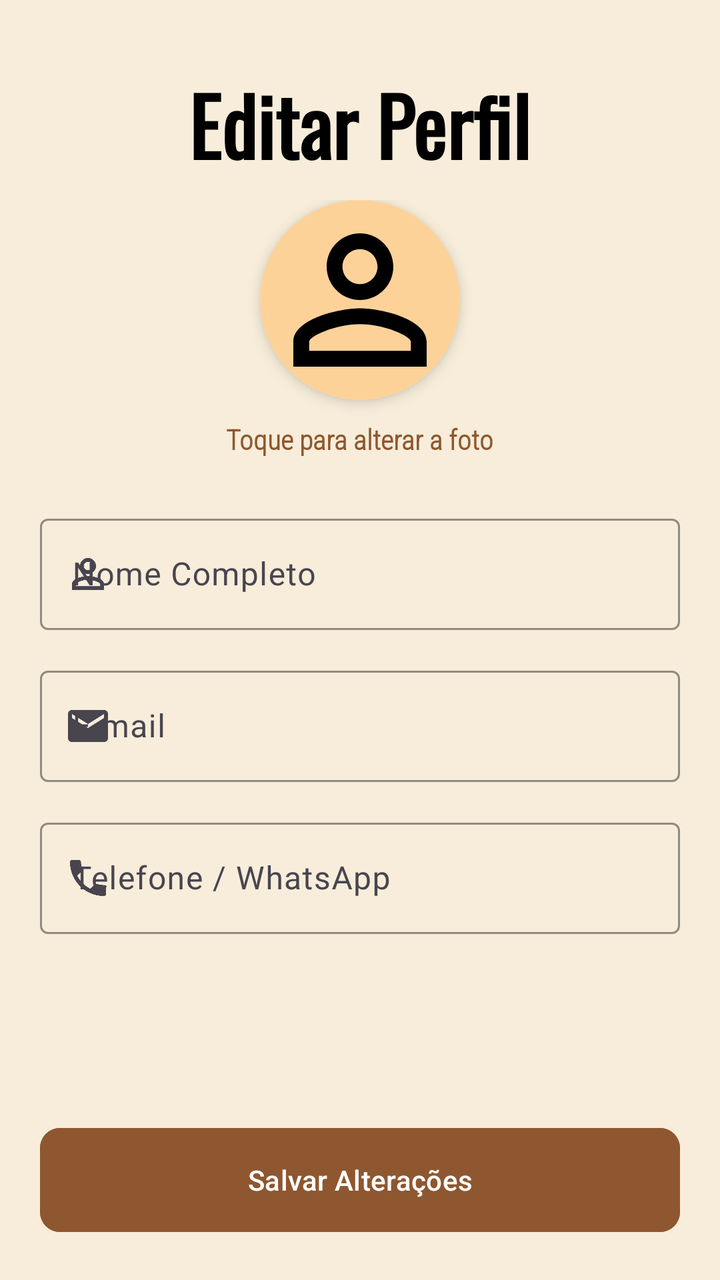
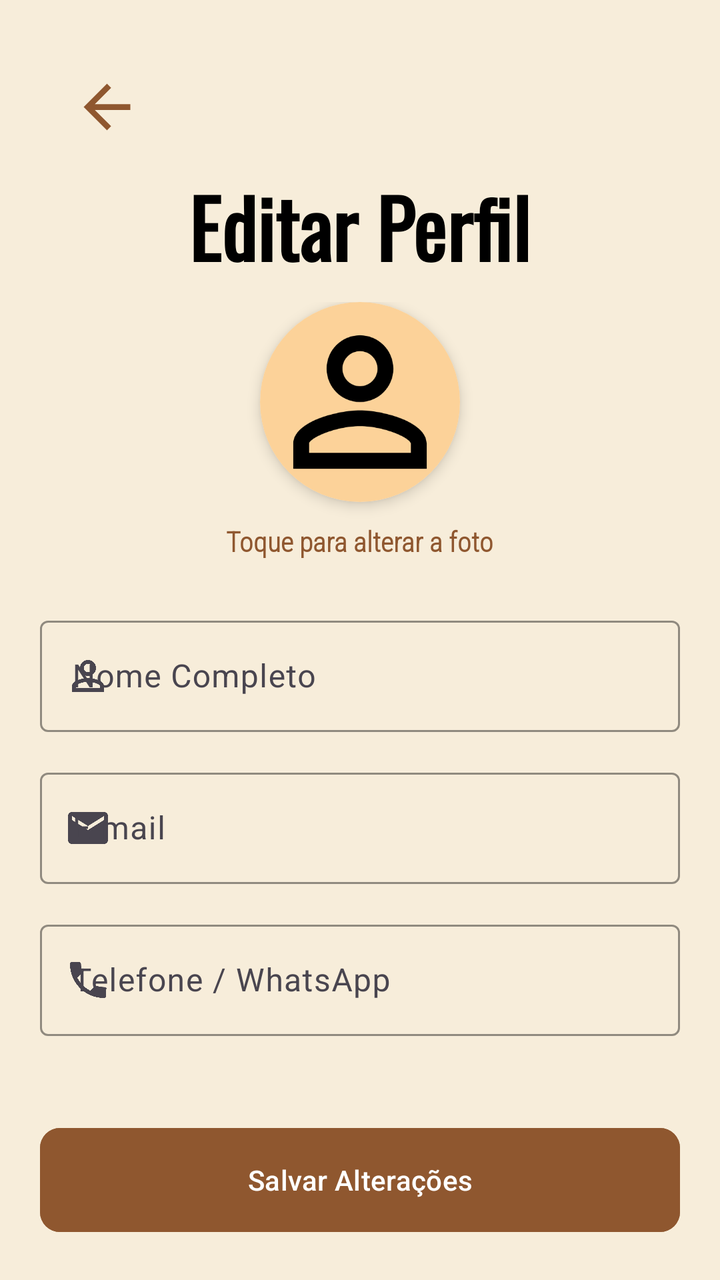

Before-and-after screenshots of an Android layout around one commit, followed by the original layout XML and the change that was made.
<!-- AndroidManifest.xml: application theme Theme.VangustApp -->
<!-- res/layout/editar_perfil_layout.xml -->
<?xml version="1.0" encoding="utf-8"?>
<ScrollView xmlns:android="http://schemas.android.com/apk/res/android"
    xmlns:app="http://schemas.android.com/apk/res-auto"
    xmlns:tools="http://schemas.android.com/tools"
    android:id="@+id/main"
    android:layout_width="match_parent"
    android:layout_height="match_parent"
    android:background="#F7EDDA"
    android:fillViewport="true"
    tools:context=".EditarPerfil">

    <LinearLayout
        android:layout_width="match_parent"
        android:layout_height="wrap_content"
        android:orientation="vertical"
        android:padding="20dp">

        
        <LinearLayout
            android:layout_width="match_parent"
            android:layout_height="80dp"
            android:gravity="center"
            android:orientation="vertical">

            <TextView
                android:layout_width="wrap_content"
                android:layout_height="wrap_content"
                android:fontFamily="@font/oswald_regular"
                android:text="Editar Perfil"
                android:textColor="@color/black"
                android:textSize="40sp"
                android:textStyle="bold" />
        </LinearLayout>

        
        <LinearLayout
            android:layout_width="match_parent"
            android:layout_height="wrap_content"
            android:layout_marginBottom="25dp"
            android:gravity="center"
            android:orientation="vertical">

            <androidx.cardview.widget.CardView
                android:layout_width="100dp"
                android:layout_height="100dp"
                android:layout_marginBottom="10dp"
                app:cardCornerRadius="50dp"
                app:cardElevation="4dp">

                <ImageView
                    android:id="@+id/imgEditarPerfil"
                    android:layout_width="match_parent"
                    android:layout_height="match_parent"
                    android:background="#FCD299"
                    android:scaleType="centerCrop"
                    android:src="@drawable/baseline_person_outline" />
            </androidx.cardview.widget.CardView>

            <TextView
                android:id="@+id/tvAlterarFoto"
                android:layout_width="wrap_content"
                android:layout_height="wrap_content"
                android:fontFamily="@font/roboto_condensed_light"
                android:text="Toque para alterar a foto"
                android:textColor="#8F572F"
                android:textStyle="bold" />
        </LinearLayout>

        
        
        <com.google.android.material.textfield.TextInputLayout
            android:layout_width="match_parent"
            android:layout_height="wrap_content"
            android:layout_marginBottom="15dp"
            android:hint="Nome Completo"
            app:boxStrokeColor="#8F572F"
            app:cursorColor="#8F572F"
            app:endIconMode="clear_text"
            app:hintTextColor="#8F572F"
            app:startIconDrawable="@drawable/baseline_person_outline">

            <com.google.android.material.textfield.TextInputEditText
                android:id="@+id/txEditarNome"
                android:layout_width="match_parent"
                android:layout_height="wrap_content"
                android:inputType="textPersonName"
                android:maxLength="50" />
        </com.google.android.material.textfield.TextInputLayout>

        
        <com.google.android.material.textfield.TextInputLayout
            android:layout_width="match_parent"
            android:layout_height="wrap_content"
            android:layout_marginBottom="15dp"
            android:hint="E-mail"
            app:startIconDrawable="@drawable/baseline_email"
            app:boxStrokeColor="#8F572F"
            app:cursorColor="#8F572F"
            app:endIconMode="clear_text"
            app:hintTextColor="#8F572F">

            
            <com.google.android.material.textfield.TextInputEditText
                android:id="@+id/txEditarEmail"
                android:layout_width="match_parent"
                android:layout_height="wrap_content"
                android:inputType="textEmailAddress"
                android:maxLength="50" />
        </com.google.android.material.textfield.TextInputLayout>

        
        <com.google.android.material.textfield.TextInputLayout
            android:layout_width="match_parent"
            android:layout_height="wrap_content"
            android:layout_marginBottom="25dp"
            android:hint="Telefone / WhatsApp"
            app:startIconDrawable="@drawable/baseline_phone"
            app:boxStrokeColor="#8F572F"
            app:cursorColor="#8F572F"
            app:endIconMode="clear_text"
            app:hintTextColor="#8F572F">

            
            <com.google.android.material.textfield.TextInputEditText
                android:id="@+id/txEditarTelefone"
                android:layout_width="match_parent"
                android:layout_height="wrap_content"
                android:inputType="phone"
                android:maxLength="15" />
        </com.google.android.material.textfield.TextInputLayout>

        
        <View
            android:layout_width="match_parent"
            android:layout_height="0dp"
            android:layout_weight="1" />

        
        <com.google.android.material.button.MaterialButton
            android:id="@+id/btnSalvarPerfil"
            android:layout_width="match_parent"
            android:layout_height="60dp"
            android:layout_marginTop="10dp"
            android:backgroundTint="#8F572F"
            android:text="Salvar Alterações"
            app:cornerRadius="10dp" />

    </LinearLayout>
</ScrollView>
<!-- resources referenced by this layout -->
<resources>
  <color name="black">#FF000000</color>
  <!-- drawable baseline_email (drawable) -->
  <vector xmlns:android="http://schemas.android.com/apk/res/android" android:height="24dp" android:tint="#000000" android:viewportHeight="24" android:viewportWidth="24" android:width="24dp">
        
      <path android:fillColor="@android:color/white" android:pathData="M20,4L4,4c-1.1,0 -1.99,0.9 -1.99,2L2,18c0,1.1 0.9,2 2,2h16c1.1,0 2,-0.9 2,-2L22,6c0,-1.1 -0.9,-2 -2,-2zM20,8l-8,5 -8,-5L4,6l8,5 8,-5v2z"/>
      
  </vector>
  <!-- drawable baseline_person_outline (drawable) -->
  <vector xmlns:android="http://schemas.android.com/apk/res/android" android:height="24dp" android:tint="#000000" android:viewportHeight="24" android:viewportWidth="24" android:width="24dp">
        
      <path android:fillColor="@android:color/white" android:pathData="M12,5.9c1.16,0 2.1,0.94 2.1,2.1s-0.94,2.1 -2.1,2.1S9.9,9.16 9.9,8s0.94,-2.1 2.1,-2.1m0,9c2.97,0 6.1,1.46 6.1,2.1v1.1L5.9,18.1L5.9,17c0,-0.64 3.13,-2.1 6.1,-2.1M12,4C9.79,4 8,5.79 8,8s1.79,4 4,4 4,-1.79 4,-4 -1.79,-4 -4,-4zM12,13c-2.67,0 -8,1.34 -8,4v3h16v-3c0,-2.66 -5.33,-4 -8,-4z"/>
      
  </vector>
  <!-- drawable baseline_phone (drawable) -->
  <vector xmlns:android="http://schemas.android.com/apk/res/android" android:height="24dp" android:tint="#000000" android:viewportHeight="24" android:viewportWidth="24" android:width="24dp">
        
      <path android:fillColor="@android:color/white" android:pathData="M6.62,10.79c1.44,2.83 3.76,5.14 6.59,6.59l2.2,-2.2c0.27,-0.27 0.67,-0.36 1.02,-0.24 1.12,0.37 2.33,0.57 3.57,0.57 0.55,0 1,0.45 1,1V20c0,0.55 -0.45,1 -1,1 -9.39,0 -17,-7.61 -17,-17 0,-0.55 0.45,-1 1,-1h3.5c0.55,0 1,0.45 1,1 0,1.25 0.2,2.45 0.57,3.57 0.11,0.35 0.03,0.74 -0.25,1.02l-2.2,2.2z"/>
      
  </vector>
  <style name="Theme.VangustApp" parent="Base.Theme.VangustApp" />
  <style name="Base.Theme.VangustApp" parent="Theme.Material3.DayNight.NoActionBar">
          
          
      </style>
</resources>

<!-- the commit's change to res/layout/editar_perfil_layout.xml (unified diff, before → after) -->
@@ -14,6 +14,15 @@
         android:layout_height="wrap_content"
         android:orientation="vertical"
         android:padding="20dp">
+        
+        <ImageView
+            android:id="@+id/btnVoltarEditarPerfil"
+            android:layout_width="35dp"
+            android:layout_height="35dp"
+            android:layout_marginStart="16dp"
+            android:layout_marginTop="16dp"
+            android:src="@drawable/baseline_arrow_back"
+            app:tint="#8F572F" />
 
         
         <LinearLayout
@@ -41,6 +50,7 @@
             android:orientation="vertical">
 
             <androidx.cardview.widget.CardView
+                android:id="@+id/FotoPerfil"
                 android:layout_width="100dp"
                 android:layout_height="100dp"
                 android:layout_marginBottom="10dp"
<!-- resource entries referenced after the edit -->
@@ -1,6 +1,12 @@
 <!-- resources referenced by this layout -->
 <resources>
   <color name="black">#FF000000</color>
+  <!-- drawable baseline_arrow_back (drawable) -->
+  <vector xmlns:android="http://schemas.android.com/apk/res/android" android:autoMirrored="true" android:height="24dp" android:tint="#000000" android:viewportHeight="24" android:viewportWidth="24" android:width="24dp">
+        
+      <path android:fillColor="@android:color/white" android:pathData="M20,11H7.83l5.59,-5.59L12,4l-8,8 8,8 1.41,-1.41L7.83,13H20v-2z"/>
+      
+  </vector>
   <!-- drawable baseline_email (drawable) -->
   <vector xmlns:android="http://schemas.android.com/apk/res/android" android:height="24dp" android:tint="#000000" android:viewportHeight="24" android:viewportWidth="24" android:width="24dp">
         
